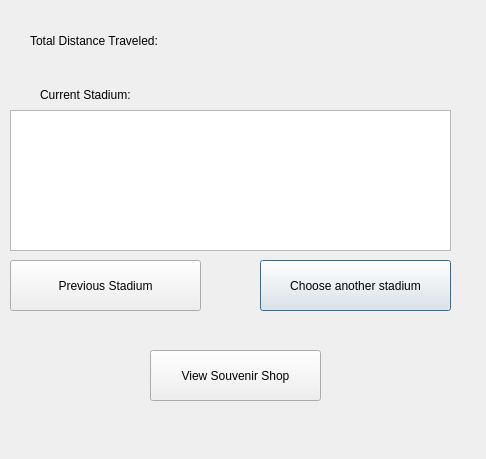
Old version of the form customtrip.ui in the repository Ling2251/CS1D-Project-2-Baseball-Project.
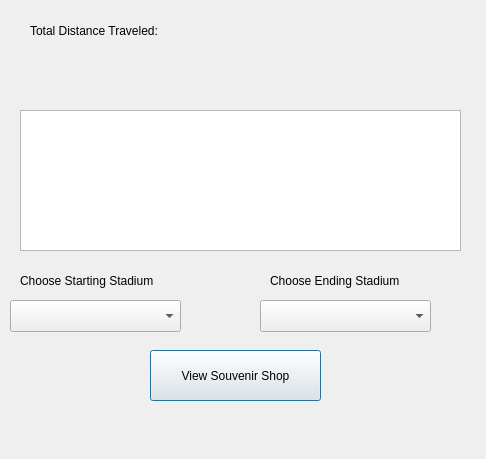
New version of the form.

Patch:
```diff
--- a/customtrip.ui
+++ b/customtrip.ui
@@ -17,7 +17,7 @@
    <property name="geometry">
     <rect>
      <x>30</x>
-     <y>30</y>
+     <y>20</y>
      <width>371</width>
      <height>21</height>
     </rect>
@@ -26,23 +26,10 @@
     <string>Total Distance Traveled: </string>
    </property>
   </widget>
-  <widget class="QPushButton" name="pushButton_2">
-   <property name="geometry">
-    <rect>
-     <x>260</x>
-     <y>260</y>
-     <width>191</width>
-     <height>51</height>
-    </rect>
-   </property>
-   <property name="text">
-    <string>Choose another stadium</string>
-   </property>
-  </widget>
   <widget class="QTableView" name="tableView">
    <property name="geometry">
     <rect>
-     <x>10</x>
+     <x>20</x>
      <y>110</y>
      <width>441</width>
      <height>141</height>
@@ -59,20 +46,7 @@
     </rect>
    </property>
    <property name="text">
-    <string>Current Stadium: </string>
-   </property>
-  </widget>
-  <widget class="QPushButton" name="pushButton">
-   <property name="geometry">
-    <rect>
-     <x>10</x>
-     <y>260</y>
-     <width>191</width>
-     <height>51</height>
-    </rect>
-   </property>
-   <property name="text">
-    <string>Previous Stadium</string>
+    <string/>
    </property>
   </widget>
   <widget class="QPushButton" name="pushButton_3">
@@ -88,6 +62,52 @@
     <string>View Souvenir Shop</string>
    </property>
   </widget>
+  <widget class="QLabel" name="label_3">
+   <property name="geometry">
+    <rect>
+     <x>20</x>
+     <y>270</y>
+     <width>171</width>
+     <height>21</height>
+    </rect>
+   </property>
+   <property name="text">
+    <string>Choose Starting Stadium</string>
+   </property>
+  </widget>
+  <widget class="QLabel" name="label_4">
+   <property name="geometry">
+    <rect>
+     <x>270</x>
+     <y>270</y>
+     <width>181</width>
+     <height>21</height>
+    </rect>
+   </property>
+   <property name="text">
+    <string>Choose Ending Stadium</string>
+   </property>
+  </widget>
+  <widget class="QComboBox" name="comboBox">
+   <property name="geometry">
+    <rect>
+     <x>10</x>
+     <y>300</y>
+     <width>171</width>
+     <height>32</height>
+    </rect>
+   </property>
+  </widget>
+  <widget class="QComboBox" name="comboBox_2">
+   <property name="geometry">
+    <rect>
+     <x>260</x>
+     <y>300</y>
+     <width>171</width>
+     <height>32</height>
+    </rect>
+   </property>
+  </widget>
  </widget>
  <resources/>
  <connections/>
```
